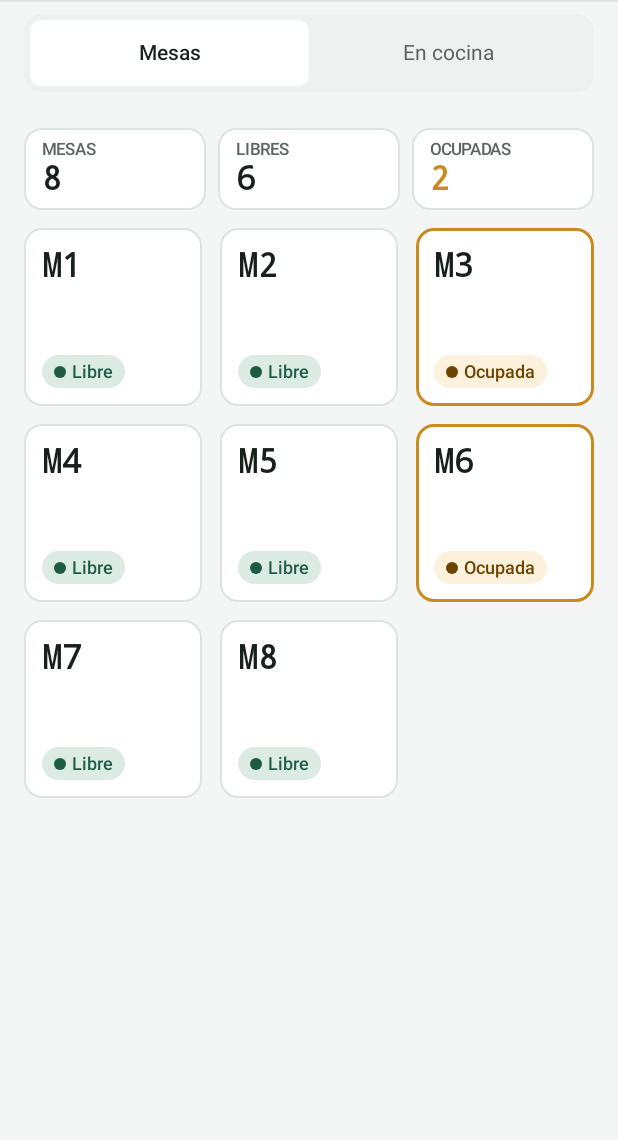
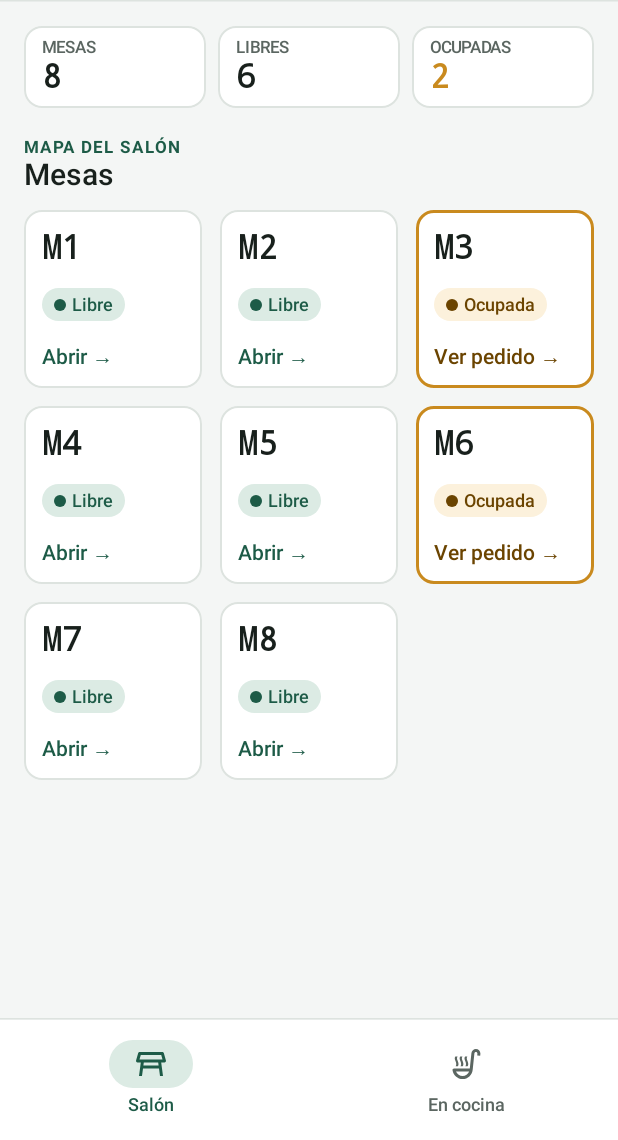
Before and after one commit to diegoz-netizen/GastroMind-Kotlin, an Android app built with Jetpack Compose: the @Preview function SalonPreview, on a phone screen of 412 x 824 dp, the part 96-1236 px from its top. Run offline under Robolectric (Android 15) with nearby library versions, the phone set to English and light mode, and no system bars.

Commit message:
Rediseño móvil v3: barra inferior, títulos de sección y avance de las comandas
- BarraInferior compartida: Salón / En cocina (mozo) e Ingreso / Kardex / Conteo / Merma (almacén), en lugar de las pestañas de arriba
- Salón: título «Mapa del salón» y pie de la tarjeta (Abrir / Ver pedido)
- En cocina del mozo: insignia de mesa, chip de estado y avance «x de y listos»
- Cocina: indicadores de comandas y demoradas, insignia y barra de avance por comanda
- Componentes nuevos: TituloSeccion, InsigniaMesa y ProgresoListos

```diff
--- /dev/null
+++ b/app/src/main/java/com/gastromind/app/ui/components/Navegacion.kt
@@ -0,0 +1,103 @@
+package com.gastromind.app.ui.components
+
+import androidx.compose.foundation.background
+import androidx.compose.foundation.layout.Arrangement
+import androidx.compose.foundation.layout.Box
+import androidx.compose.foundation.layout.Column
+import androidx.compose.foundation.layout.Row
+import androidx.compose.foundation.layout.fillMaxWidth
+import androidx.compose.foundation.layout.height
+import androidx.compose.foundation.layout.size
+import androidx.compose.material3.HorizontalDivider
+import androidx.compose.material3.Icon
+import androidx.compose.material3.LinearProgressIndicator
+import androidx.compose.material3.MaterialTheme
+import androidx.compose.material3.NavigationBar
+import androidx.compose.material3.NavigationBarItem
+import androidx.compose.material3.NavigationBarItemDefaults
+import androidx.compose.material3.Text
+import androidx.compose.runtime.Composable
+import androidx.compose.ui.Alignment
+import androidx.compose.ui.Modifier
+import androidx.compose.ui.graphics.Color
+import androidx.compose.ui.graphics.StrokeCap
+import androidx.compose.ui.graphics.vector.ImageVector
+import androidx.compose.ui.text.font.FontWeight
+import androidx.compose.ui.unit.sp
+import com.gastromind.app.ui.theme.Dimens
+
+/** Una sección de la barra inferior: texto e ícono. */
+data class Seccion(val texto: String, val icono: ImageVector)
+
+/** Barra inferior del diseño móvil v3: reemplaza a las pestañas de arriba en las pantallas de rol. */
+@Composable
+fun BarraInferior(secciones: List<Seccion>, seleccion: Int, onSeleccion: (Int) -> Unit) {
+    Column {
+        HorizontalDivider(color = MaterialTheme.colorScheme.outlineVariant)
+        NavigationBar(containerColor = MaterialTheme.colorScheme.surfaceContainerLowest) {
+            secciones.forEachIndexed { i, seccion ->
+                NavigationBarItem(
+                    selected = i == seleccion,
+                    onClick = { onSeleccion(i) },
+                    icon = { Icon(seccion.icono, contentDescription = null) },
+                    label = { Text(seccion.texto, style = MaterialTheme.typography.labelMedium) },
+                    colors = NavigationBarItemDefaults.colors(
+                        selectedIconColor = MaterialTheme.colorScheme.primary,
+                        selectedTextColor = MaterialTheme.colorScheme.primary,
+                        indicatorColor = MaterialTheme.colorScheme.primaryContainer
+                    )
+                )
+            }
+        }
+    }
+}
+
+/** Título de sección del v3: una línea verde en mayúsculas y el título debajo. */
+@Composable
+fun TituloSeccion(eyebrow: String, titulo: String, modifier: Modifier = Modifier) {
+    Column(modifier) {
+        Text(
+            eyebrow.uppercase(),
+            style = MaterialTheme.typography.labelSmall.copy(letterSpacing = 1.2.sp),
+            fontWeight = FontWeight.Bold,
+            color = MaterialTheme.colorScheme.primary
+        )
+        Text(titulo, style = MaterialTheme.typography.titleLarge)
+    }
+}
+
+/** Cuadro con el número de mesa ("M3") que encabeza las comandas, en cocina y en el salón. */
+@Composable
+fun InsigniaMesa(numero: Int, fondo: Color = MaterialTheme.colorScheme.primary, texto: Color = MaterialTheme.colorScheme.onPrimary) {
+    Box(
+        contentAlignment = Alignment.Center,
+        modifier = Modifier.size(Dimens.xxl + Dimens.sm).background(fondo, MaterialTheme.shapes.small)
+    ) {
+        Text("M$numero", style = MaterialTheme.typography.titleSmall, color = texto)
+    }
+}
+
+/** Pie de la comanda: "2 de 3 listos" y la barra de avance. */
+@Composable
+fun ProgresoListos(listos: Int, total: Int, modifier: Modifier = Modifier) {
+    Row(
+        horizontalArrangement = Arrangement.spacedBy(Dimens.md),
+        verticalAlignment = Alignment.CenterVertically,
+        modifier = modifier.fillMaxWidth()
+    ) {
+        Text(
+            "$listos de $total listos",
+            style = MaterialTheme.typography.labelMedium,
+            color = MaterialTheme.colorScheme.onSurfaceVariant
+        )
+        LinearProgressIndicator(
+            progress = { if (total == 0) 0f else listos.toFloat() / total },
+            color = MaterialTheme.colorScheme.primary,
+            trackColor = MaterialTheme.colorScheme.surfaceVariant,
+            strokeCap = StrokeCap.Round,
+            gapSize = Dimens.none,
+            drawStopIndicator = {},
+            modifier = Modifier.weight(1f).height(Dimens.sm)
+        )
+    }
+}
--- a/app/src/main/java/com/gastromind/app/ui/mozo/SalonScreen.kt
+++ b/app/src/main/java/com/gastromind/app/ui/mozo/SalonScreen.kt
@@ -1,5 +1,9 @@
 package com.gastromind.app.ui.mozo
 
+import androidx.compose.material.icons.outlined.SoupKitchen
+import com.gastromind.app.ui.components.TituloSeccion
+import com.gastromind.app.ui.components.Seccion
+import com.gastromind.app.ui.components.BarraInferior
 import androidx.compose.foundation.BorderStroke
 import androidx.compose.foundation.clickable
 import androidx.compose.foundation.layout.Arrangement
@@ -45,7 +49,6 @@ import com.gastromind.app.ui.components.EstadoVacio
 import com.gastromind.app.ui.components.Tono
 import com.gastromind.app.ui.components.MensajeError
 import com.gastromind.app.ui.components.PantallaCarga
-import com.gastromind.app.ui.components.Pestanas
 import com.gastromind.app.ui.pedidos.PedidosEnVivoViewModel
 import com.gastromind.app.ui.pedidos.PedidosUiState
 import com.gastromind.app.ui.pedidos.PlatilloComanda
@@ -56,7 +59,7 @@ import com.gastromind.app.ui.theme.Dimens
 import com.gastromind.app.ui.theme.FuenteCifras
 import com.gastromind.app.ui.theme.GastroMindTheme
 
-private val PESTANAS = listOf("Mesas", "En cocina")
+private val SECCIONES = listOf(Seccion("Salón", Icons.Outlined.TableRestaurant), Seccion("En cocina", Icons.Outlined.SoupKitchen))
 
 @Composable
 fun SalonRoute(
@@ -104,14 +107,14 @@ fun SalonScreen(
     onCerrarSesion: () -> Unit
 ) {
     Scaffold(
-        topBar = { BarraSuperior(titulo = "Salón", subtitulo = nombre, onCerrarSesion = onCerrarSesion) },
+        topBar = {
+            BarraSuperior(titulo = if (pestana == 0) "Salón" else "En cocina", subtitulo = nombre, onCerrarSesion = onCerrarSesion)
+        },
+        // Diseño móvil v3: las secciones del mozo van en la barra inferior
+        bottomBar = { BarraInferior(SECCIONES, pestana, onPestana) },
         containerColor = MaterialTheme.colorScheme.background
     ) { padding ->
         Column(Modifier.fillMaxSize().padding(padding), horizontalAlignment = Alignment.CenterHorizontally) {
-            Pestanas(
-                PESTANAS, pestana, onPestana,
-                Modifier.widthIn(max = Dimens.anchoContenido).padding(horizontal = Dimens.lg, vertical = Dimens.sm)
-            )
             when (pestana) {
                 0 -> MesasContenido(mesas, onReintentarMesas, onAbrirMesa)
                 else -> EnCocinaContenido(cocina, onServir)
@@ -151,6 +154,9 @@ private fun MesasContenido(estado: MesasUiState, onReintentar: () -> Unit, onAbr
                         Indicador("Libres", libres, Modifier.weight(1f))
                         Indicador("Ocupadas", estado.mesas.size - libres, Modifier.weight(1f), destacado = true)
                     }
+                }
+                item(span = { GridItemSpan(maxLineSpan) }) {
+                    TituloSeccion("Mapa del salón", "Mesas", Modifier.padding(top = Dimens.sm))
                 }
                 items(estado.mesas, key = { it.id }) { mesa -> TarjetaMesaSalon(mesa) { onAbrirMesa(mesa) } }
             }
@@ -202,6 +208,12 @@ private fun TarjetaMesaSalon(mesa: Mesa, onClick: () -> Unit) {
                 fontWeight = FontWeight.Bold
             )
             ChipEstado(if (mesa.libre) "Libre" else "Ocupada", if (mesa.libre) Tono.Ok else Tono.Aviso)
+            // Pie del v3: qué pasa al tocarla
+            Text(
+                if (mesa.libre) "Abrir →" else "Ver pedido →",
+                style = MaterialTheme.typography.labelLarge,
+                color = if (mesa.libre) colores.primary else colores.onTertiaryContainer
+            )
         }
     }
 }
--- a/app/src/main/java/com/gastromind/app/ui/theme/Dimens.kt
+++ b/app/src/main/java/com/gastromind/app/ui/theme/Dimens.kt
@@ -3,6 +3,7 @@ package com.gastromind.app.ui.theme
 import androidx.compose.ui.unit.dp
 
 object Dimens {
+    val none = 0.dp
     val xs = 4.dp
     val sm = 8.dp
     val md = 12.dp
```
Also changed, not shown: app/src/main/java/com/gastromind/app/ui/almacen/AlmacenScreen.kt (+18 -6 lines), app/src/main/java/com/gastromind/app/ui/cocina/ComandaScreen.kt (+39 -7 lines), app/src/main/java/com/gastromind/app/ui/mozo/EnCocinaScreen.kt (+22 -8 lines).
